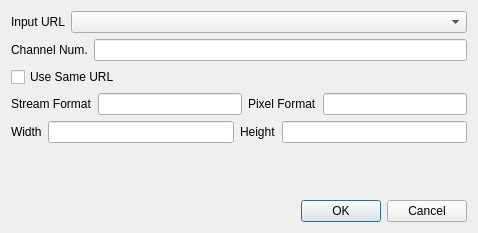
Old version of the form pipeline_client/open_stream_dlg.ui in the repository sophon-ai-algo/pipeline_client.
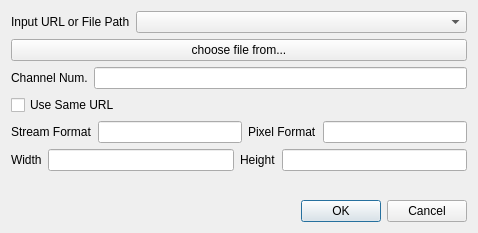
New version of the form.

The edit to the form file:
```diff
--- a/pipeline_client/open_stream_dlg.ui
+++ b/pipeline_client/open_stream_dlg.ui
@@ -22,7 +22,7 @@
      <item row="0" column="0">
       <widget class="QLabel" name="label">
        <property name="text">
-        <string>Input URL</string>
+        <string>Input URL or File Path</string>
        </property>
       </widget>
      </item>
@@ -31,6 +31,13 @@
      </item>
     </layout>
    </item>
+   <item>
+    <widget class="QPushButton" name="chooseFileButton">
+     <property name="text">
+      <string>choose file from...</string>
+     </property>
+    </widget>
+   </item>
    <item>
     <layout class="QFormLayout" name="formLayout_2">
      <property name="formAlignment">
```
